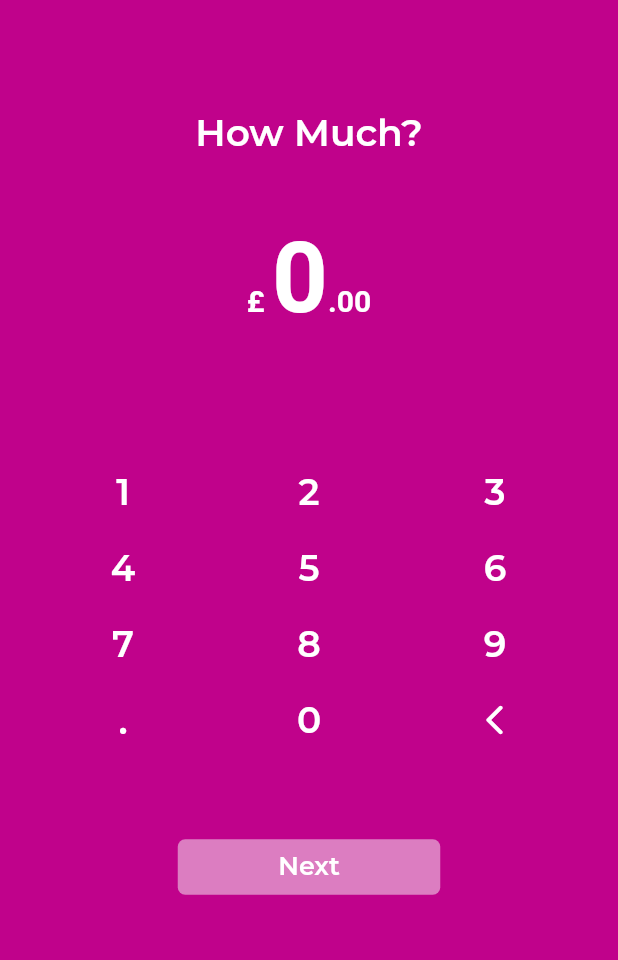
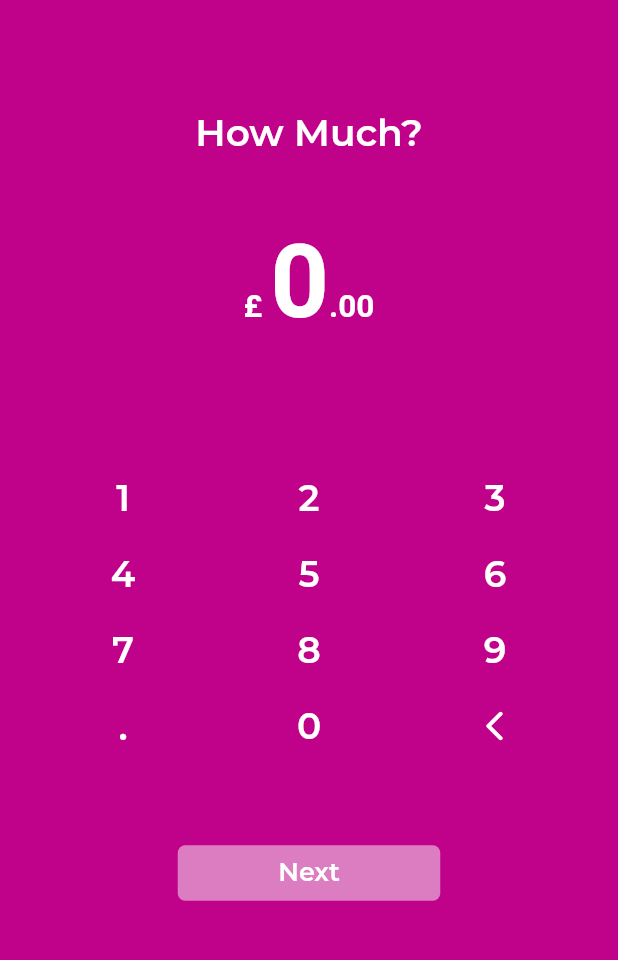
Before and after one commit to SamadiPour/Payment-App-TestTask, a Flutter app: the screen it shows after launch, after a tap on "Pay", on a phone screen of 412 x 824 dp, the part 57-1017 px from its top. Run offline on Flutter 3.47's test engine with Material 2 defaults, Android fonts, the phone set to English and light mode, and no system bars; our stand-ins replace flutter_svg, get, google_fonts; missing offline and left inert: enum_to_string; statements that could not run were skipped; project files that could hold a hidden picture were left out.

Commit message:
Better price display
* Increase price limit of keypad
* Flexible and more responsive price display in pages

```diff
--- a/lib/controllers/keypad_controller.dart
+++ b/lib/controllers/keypad_controller.dart
@@ -4,7 +4,7 @@ import 'package:payment_app_test_task/models/keypad_status.dart';
 class KeypadController extends GetxController {
   RxDouble _amount = 0.0.obs;
   KeypadState _state = KeypadState.number;
-  static const int _limit = 9999999;
+  static const int _limit = 999999999;
 
   RxDouble get amount => _amount;
 
--- a/lib/screens/add_activity/add_activity_money_fragment.dart
+++ b/lib/screens/add_activity/add_activity_money_fragment.dart
@@ -44,11 +44,16 @@ class _AddActivityMoneyFragmentState extends State<AddActivityMoneyFragment> {
               ),
               SizedBox(height: 45),
               Center(
-                child: Obx(
-                  () => PriceWidget(
-                    price: _keypadController.amount.value,
-                    baseSize: 20,
-                    diffSize: 45,
+                child: Container(
+                  height: 80,
+                  child: FittedBox(
+                    child: Obx(
+                      () => PriceWidget(
+                        price: _keypadController.amount.value,
+                        baseSize: 20,
+                        diffSize: 45,
+                      ),
+                    ),
                   ),
                 ),
               ),
--- a/lib/screens/transaction_screen.dart
+++ b/lib/screens/transaction_screen.dart
@@ -40,10 +40,15 @@ class _TransactionScreenState extends State<TransactionScreen> {
               child: Center(
                 child: Padding(
                   padding: const EdgeInsets.symmetric(vertical: 29),
-                  child: Obx(
-                    () => PriceWidget(
-                      price: _recentActivityController.getTotalPrice(),
-                      baseSize: 25,
+                  child: Container(
+                    width: 150,
+                    child: FittedBox(
+                      child: Obx(
+                        () => PriceWidget(
+                          price: _recentActivityController.getTotalPrice(),
+                          baseSize: 25,
+                        ),
+                      ),
                     ),
                   ),
                 ),
--- a/lib/widgets/activity_price_widget.dart
+++ b/lib/widgets/activity_price_widget.dart
@@ -46,6 +46,7 @@ class ActivityPriceWidget extends StatelessWidget {
         color: isTopUp ? GlobalColors.primary : textColor,
         fontWeight: FontWeight.w300,
       ),
+      maxLines: 1,
     );
   }
 }
--- a/lib/widgets/activity_widget.dart
+++ b/lib/widgets/activity_widget.dart
@@ -31,7 +31,7 @@ class ActivityWidget extends StatelessWidget {
               ),
             ),
             Spacer(),
-            ActivityPriceWidget(price: activity.amount),
+            ActivityPriceWidget(price: activity.amount * 1000),
           ],
         ),
       ),
--- a/lib/widgets/price_widget.dart
+++ b/lib/widgets/price_widget.dart
@@ -44,6 +44,7 @@ class PriceWidget extends StatelessWidget {
             : textColor,
         fontWeight: FontWeight.w600,
       ),
+      maxLines: 1,
     );
   }
 }
```
